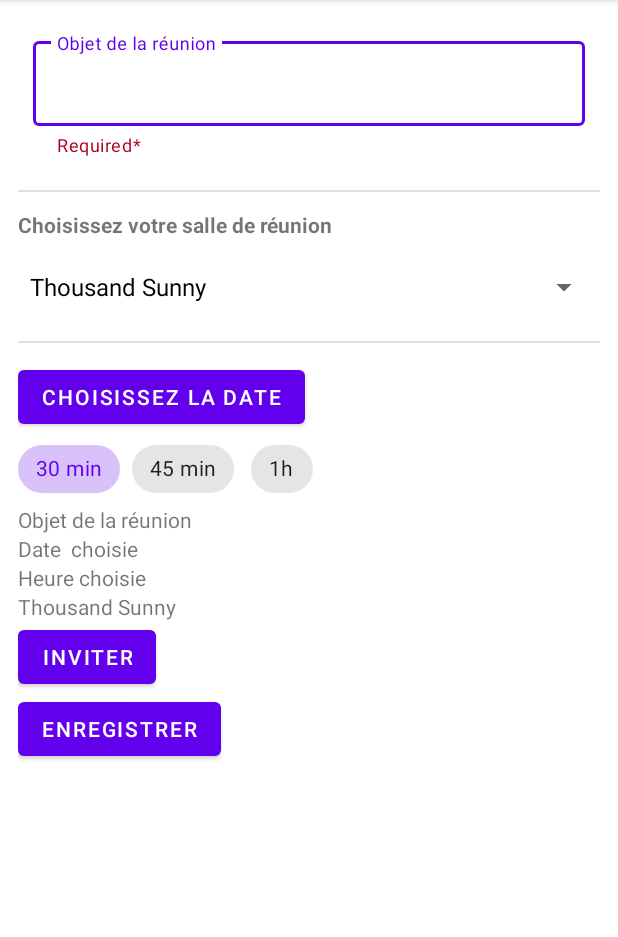
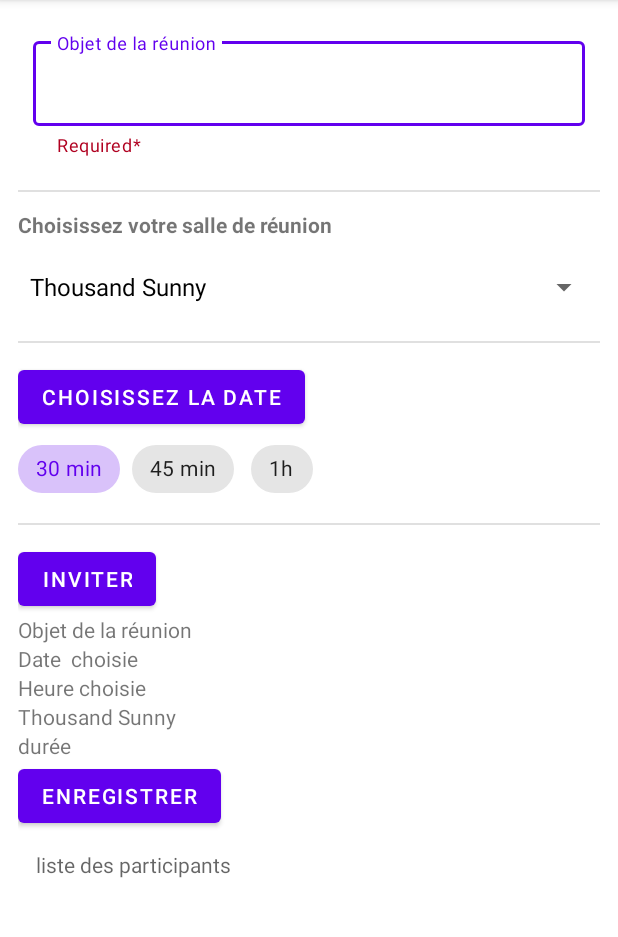
Before and after one commit to LaurentVrevin/Mareu, an Android app: the MeetingRoomBookingActivity screen opened directly, with no data from a screen before it, on a phone screen of 412 x 824 dp, the part 84-1021 px from its top. Run offline under Robolectric (Android 15) with nearby library versions, the phone set to English and light mode, and no system bars.

Commit message:
get and set the email list of selected employees in meeting room activity txtview creating meeting List generator creating meeting model

```diff
--- a/app/build.gradle
+++ b/app/build.gradle
@@ -32,8 +32,11 @@ dependencies {
     implementation 'androidx.appcompat:appcompat:1.5.0'
     implementation 'com.google.android.material:material:1.6.1'
     implementation 'androidx.constraintlayout:constraintlayout:2.1.4'
+    implementation 'joda-time:joda-time:2.9.4'
     testImplementation 'junit:junit:4.13.2'
     androidTestImplementation 'androidx.test.ext:junit:1.1.3'
     androidTestImplementation 'androidx.test.espresso:espresso-core:3.4.0'
 
+
+
 }
--- a/app/src/main/java/fr/laurentvrevin/mareu/activities/MeetingRoomBookingActivity.java
+++ b/app/src/main/java/fr/laurentvrevin/mareu/activities/MeetingRoomBookingActivity.java
@@ -19,29 +19,33 @@ import com.google.android.material.datepicker.CalendarConstraints;
 import com.google.android.material.datepicker.DateValidatorPointForward;
 import com.google.android.material.datepicker.MaterialDatePicker;
 import com.google.android.material.datepicker.MaterialPickerOnPositiveButtonClickListener;
-
 import java.text.SimpleDateFormat;
 import java.util.ArrayList;
 import java.util.Calendar;
-import java.util.List;
 import java.util.Locale;
 
+import fr.laurentvrevin.mareu.DI.DI;
 import fr.laurentvrevin.mareu.R;
+import fr.laurentvrevin.mareu.adapter.EmployeesRecyclerViewAdapter;
 import fr.laurentvrevin.mareu.fragment.EmployeesListDialogFragment;
 import fr.laurentvrevin.mareu.model.Employees;
 import fr.laurentvrevin.mareu.model.Rooms;
 import fr.laurentvrevin.mareu.service.DummyRoomsGenerator;
+import fr.laurentvrevin.mareu.service.MareuApiService;
 
 
 public class MeetingRoomBookingActivity extends AppCompatActivity implements EmployeesListDialogFragment.Listener {
     private Button mbutton_datepicker, mbutton_invitation;
-    private TextView dateSelected, timeSelected, roomSelected;
-    int thour, tminute, resultChipGroup;
+     TextView dateSelected, timeSelected, roomSelected, list_invited;
+    private Employees employees;
+    int thour, tminute;
     private Spinner mRoomToSelectSpinner;
-    //private Chip chips_choice_group, chips_choice_01, chips_choice_02, chips_choice_03;
+    String myEmail;
     private ArrayList<Employees> mEmployeesToCheck;
     private ArrayList<Employees> mEmployeesSelected = new ArrayList<>();
     private EmployeesListDialogFragment mDialogFragment;
+    private MareuApiService mMareuApiService;
+
 
     @Override
     protected void onCreate(Bundle savedInstanceState) {
@@ -54,6 +58,7 @@ public class MeetingRoomBookingActivity extends AppCompatActivity implements Emp
         mRoomToSelectSpinner = findViewById(R.id.spinner_room_toselect);
         roomSelected = findViewById(R.id.tv_room_selected);
         mbutton_invitation = findViewById(R.id.button_invitation_employees);
+        list_invited = findViewById(R.id.tv_list_invited);
 
         //On ouvre le dialog fragment en cliquant sur le button "mbutton_invitation"
         mbutton_invitation.setOnClickListener(v -> {
@@ -96,7 +101,6 @@ public class MeetingRoomBookingActivity extends AppCompatActivity implements Emp
             }
         });
 
-
         //ON GERE LE DATE PICKER
         long today = MaterialDatePicker.todayInUtcMilliseconds();
         //contrainte du date picker, il doit démarrer à la date du jour
@@ -104,12 +108,8 @@ public class MeetingRoomBookingActivity extends AppCompatActivity implements Emp
         CalendarConstraints.Builder constraintDateBuilder = new CalendarConstraints.Builder();
         constraintDateBuilder.setStart(today);
         constraintDateBuilder.setValidator(DateValidatorPointForward.now());
-
         //Material Date Picker
         MaterialDatePicker.Builder<Long> dateBuilder = MaterialDatePicker.Builder.datePicker();
-        //Material Time Picker
-        //MaterialTimePicker.Builder timeBuilder = new MaterialTimePicker.Builder();
-
         dateBuilder.setTitleText("SELECTIONNE UNE DATE");
         //charge pour date sélectionnée, la date du jour
         dateBuilder.setSelection(today);
@@ -124,15 +124,21 @@ public class MeetingRoomBookingActivity extends AppCompatActivity implements Emp
         thour = calendar.get(Calendar.HOUR_OF_DAY);
         tminute = calendar.get(Calendar.MINUTE);
 
+        //je crée un second timer
+        //je devrais lui donner les informations du 1er avec les sélections
+        //je dois lui azjouter ensuite la valeur à ajouter
 
-        TimePickerDialog.OnTimeSetListener onTimeSetListener = (view, hourOfDay, selectedminute) -> {
-            calendar.set(Calendar.HOUR, hourOfDay);
-            calendar.set(Calendar.MINUTE, selectedminute);
-            SimpleDateFormat format1 = new SimpleDateFormat("yyyy-MM-dd-HH-mm");
-            dateSelected.setText("Date : " + format1.format(calendar.getTime()));
-            thour = hourOfDay;
-            tminute = selectedminute;
-            timeSelected.setText(String.format(Locale.getDefault(), "%02d:%02d", thour, tminute));
+        //on récupère l'heure et les minutes sélectionnées dans la vue pour être mises dans thour et tminutes
+        TimePickerDialog.OnTimeSetListener onTimeSetListener = (view, hourSelected, minutesSelected) -> {
+            calendar.set(Calendar.HOUR_OF_DAY, hourSelected); //on passe l'heure sélectionnée
+            calendar.set(Calendar.MINUTE, minutesSelected); //on passe les minutes sélectionnées
+            SimpleDateFormat format1 = new SimpleDateFormat("dd-MM-yyyy"); //je lui dis quel format de date je souhaite
+            dateSelected.setText("Date : " + format1.format(calendar.getTime())); //j'affiche la date sélectionnée
+            thour = hourSelected; //je passe hourSelected à thour
+            tminute = minutesSelected; //je passe minutesSelected ) tminute
+            //J'affiche l'heure et les minutes sélectionnées
+            timeSelected.setText(String.format(Locale.getDefault(), "%02dh%02d", thour, tminute));
+            //je dois maintenant ajouter la durée à ces variables selon le choix fait.
         };
 
         //Quand je clique sur le bouton datetimePicker ouvre le fragment via la variable materialDatePicker
@@ -145,23 +151,24 @@ public class MeetingRoomBookingActivity extends AppCompatActivity implements Emp
 
         //Quand je valide la date choisie, ouvre le timePicker via materialTimePicker
         TimePickerDialog timePickerDialog = new TimePickerDialog(this, onTimeSetListener, thour, tminute, true);
+
         materialDatePicker.addOnPositiveButtonClickListener(new MaterialPickerOnPositiveButtonClickListener() {
             @Override
             public void onPositiveButtonClick(Object selection) {
+
                 calendar.setTimeInMillis((Long) selection);
-
-                //materialTimePicker.show(getSupportFragmentManager(), "fragment_tag");
+                //timeBuilder.setTimeFormat()
                 timePickerDialog.setTitle("Sélectionne l'heure de début");
                 timePickerDialog.show();
             }
         });
     }
 
-
     @Override
     public void onEmployeesSelected(ArrayList<Employees> employees) {
-        Log.e("test", "onEmployeesSelected: ");
         mEmployeesSelected = employees;
+        //je charge la textview avec la liste des employées sélectionnés
+        list_invited.setText("Voici les salarié(e)s invité(e)s : "+ mEmployeesSelected);
         mDialogFragment.dismiss();
     }
 }
--- a/app/src/main/java/fr/laurentvrevin/mareu/model/Employees.java
+++ b/app/src/main/java/fr/laurentvrevin/mareu/model/Employees.java
@@ -53,6 +53,10 @@ public class Employees implements Serializable {
     public void setEmail(String email) {
         this.email = email;
     }
+    @Override
+    public String toString(){
+        return this.getEmail();
+    }
 
 
 }
--- a/app/src/main/java/fr/laurentvrevin/mareu/service/MareuApiService.java
+++ b/app/src/main/java/fr/laurentvrevin/mareu/service/MareuApiService.java
@@ -1,10 +1,14 @@
 package fr.laurentvrevin.mareu.service;
 
-import java.util.ArrayList;
 import java.util.List;
 
 import fr.laurentvrevin.mareu.model.Employees;
+import fr.laurentvrevin.mareu.model.Meetings;
 
 public interface MareuApiService {
     List<Employees> getEmployees();
+    List<Meetings> getMeetings();
+    void addMeeting(Meetings meeting);
+    void deleteMeeting(Meetings meeting);
+
 }
--- a/app/src/main/res/layout/activity_meeting_room_booking.xml
+++ b/app/src/main/res/layout/activity_meeting_room_booking.xml
@@ -94,6 +94,16 @@
 
 
         </com.google.android.material.chip.ChipGroup>
+        <com.google.android.material.divider.MaterialDivider
+            android:layout_width="wrap_content"
+            android:layout_height="match_parent"
+            android:layout_marginTop="12dp"
+            android:layout_marginBottom="12dp"/>
+        <Button
+            android:id="@+id/button_invitation_employees"
+            android:layout_width="wrap_content"
+            android:layout_height="wrap_content"
+            android:text="Inviter" />
 
         <TextView
             android:id="@+id/tv_object_selected"
@@ -118,17 +128,24 @@
             android:layout_width="wrap_content"
             android:layout_height="wrap_content"
             android:text="Salle choisie" />
-        <Button
-            android:id="@+id/button_invitation_employees"
+        <TextView
+            android:id="@+id/tv_duree"
             android:layout_width="wrap_content"
             android:layout_height="wrap_content"
-            android:text="Inviter" />
+            android:text="durée " />
+
 
         <Button
             android:id="@+id/button_save_meeting"
             android:layout_width="wrap_content"
             android:layout_height="wrap_content"
             android:text="enregistrer" />
+        <TextView
+            android:id="@+id/tv_list_invited"
+            android:layout_width="match_parent"
+            android:layout_height="wrap_content"
+            android:layout_margin="12dp"
+            android:hint="liste des participants"/>
 
     </LinearLayout>
 
```
Also changed, not shown: app/src/main/java/fr/laurentvrevin/mareu/adapter/EmployeesRecyclerViewAdapter.java (+5 -11 lines), app/src/main/java/fr/laurentvrevin/mareu/adapter/MeetingsRecyclerViewAdapter.java (added, +37 -0 lines), app/src/main/java/fr/laurentvrevin/mareu/fragment/EmployeesListDialogFragment.java (+11 -5 lines), app/src/main/java/fr/laurentvrevin/mareu/model/Meetings.java (added, +64 -0 lines), app/src/main/java/fr/laurentvrevin/mareu/service/DummyMareuApiService.java (+21 -2 lines), app/src/main/java/fr/laurentvrevin/mareu/service/MeetingListGenerator.java (added, +12 -0 lines).
